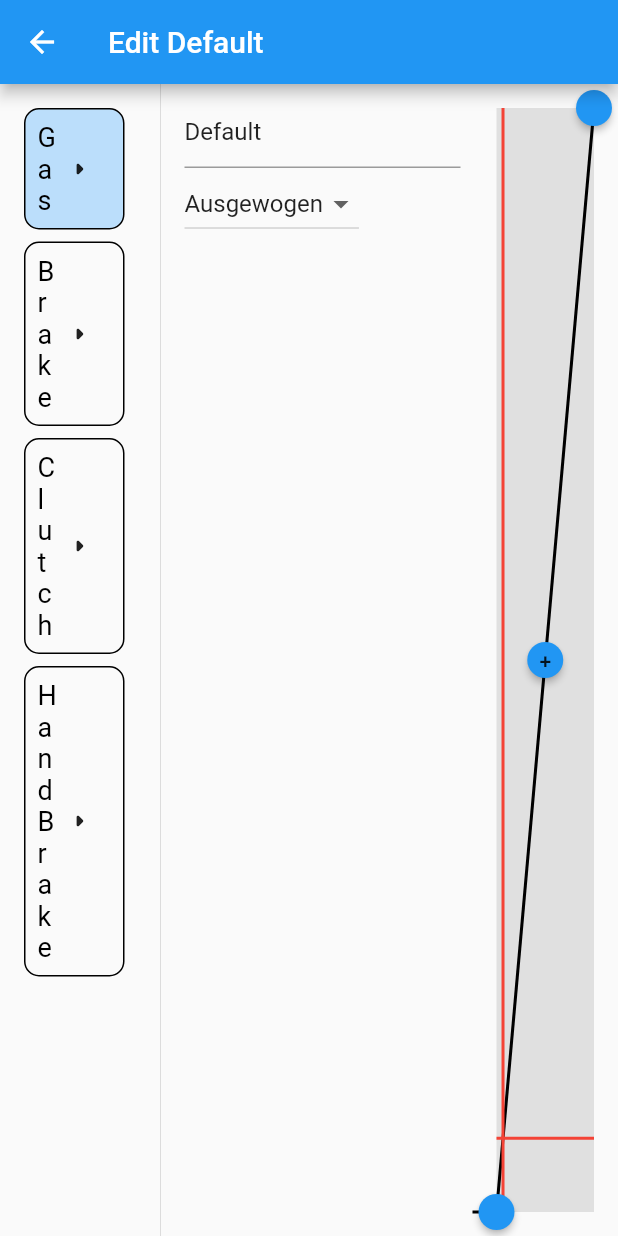
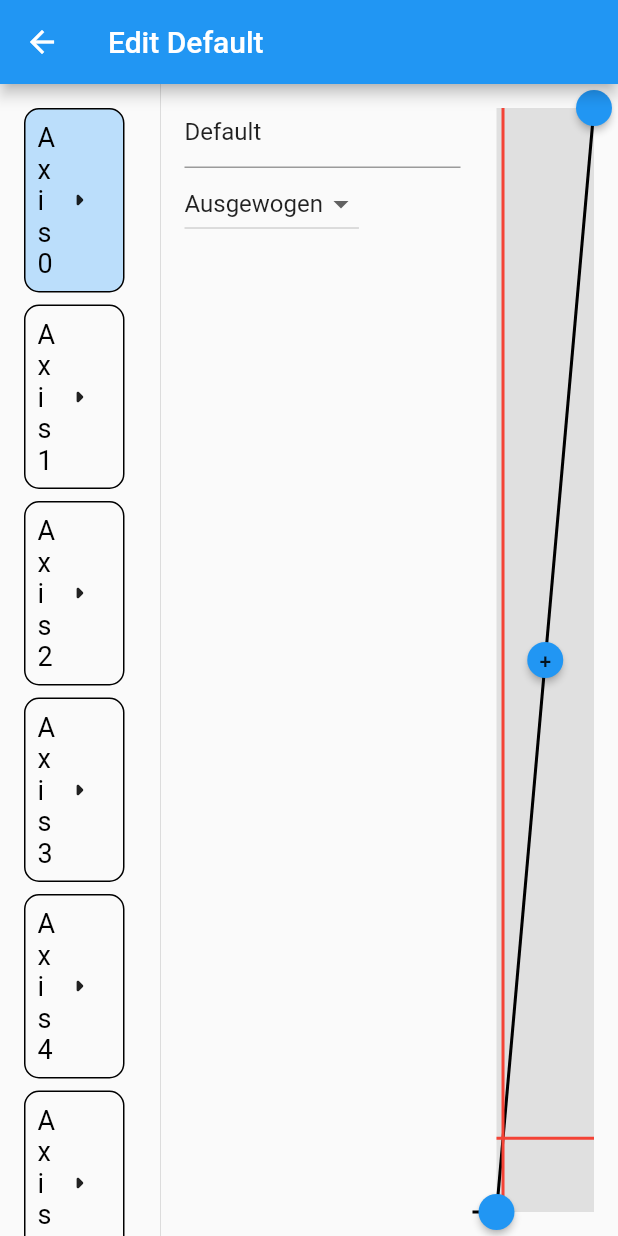
Before and after one commit to TobiasJacob/gcrdeviceconfigurator, a Flutter app: the screen it shows after launch, after a tap on the "arrow right" icon, on a phone screen of 412 x 824 dp. Run offline on Flutter 3.47's test engine with Material 2 defaults, Android fonts, the phone set to English and light mode, and no system bars; our stand-ins replace localstorage; missing offline and left inert: dartusbhid.

Commit message:
Switch to numerical axis

```diff
--- a/lib/data/axis.dart
+++ b/lib/data/axis.dart
@@ -11,13 +11,13 @@ enum Smoothing {
 }
 
 class ControllerAxis extends ChangeNotifier {
-  final String name;
+  final int index;
   final List<DataPoint> dataPoints;
   Smoothing smoothing;
 
   bool edited = false;
 
-  ControllerAxis(this.name, this.dataPoints, this.smoothing);
+  ControllerAxis(this.index, this.dataPoints, this.smoothing);
 
   static ControllerAxis of(context) {
     return Provider.of<ControllerAxis>(context);
@@ -29,14 +29,13 @@ class ControllerAxis extends ChangeNotifier {
   }
 
   static ControllerAxis fromJSON(Map<String, dynamic> axisData) {
-    String name = axisData["name"];
+    int index = axisData["index"];
     List<DataPoint> dataPoints = (axisData["dataPoints"] as List)
         .map((e) => DataPoint.fromJSON(e))
         .toList();
     Smoothing smoothing = Smoothing.values[axisData["smoothing"]];
-    double currentValue = 0.5;
 
-    return ControllerAxis(name, dataPoints, smoothing);
+    return ControllerAxis(index, dataPoints, smoothing);
   }
 
   double getY(double x) {
@@ -60,7 +59,7 @@ class ControllerAxis extends ChangeNotifier {
   Map<String, dynamic> toJSON() {
     final jsonDataPoints = dataPoints.map((dp) => dp.toJSON()).toList();
     return {
-      "name": name,
+      "index": index,
       "dataPoints": jsonDataPoints,
       "smoothing": smoothing.index
     };
--- a/lib/data/profile.dart
+++ b/lib/data/profile.dart
@@ -5,7 +5,7 @@ import 'axis.dart';
 
 class Profile extends ChangeNotifier {
   String name;
-  Map<String, ControllerAxis> axes;
+  List<ControllerAxis> axes;
   bool edited = false;
 
   Profile(this.name, this.axes);
@@ -15,31 +15,27 @@ class Profile extends ChangeNotifier {
   }
 
   static Profile empty(String name) {
-    return Profile(name, {
-      "GasAxis": ControllerAxis.empty("Gas"),
-      "BrakeAxis": ControllerAxis.empty("Brake"),
-      "ClutchAxis": ControllerAxis.empty("Clutch"),
-      "HandBrakeAxis": ControllerAxis.empty("HandBrake"),
-    });
+    return Profile(
+        name, [for (var i = 0; i < 10; i += 1) ControllerAxis.empty(i)]);
   }
 
   static Profile fromJSON(Map<String, dynamic> profileData) {
     String name = profileData["name"];
-    Map<String, ControllerAxis> axes = {};
+    List<ControllerAxis> axes = [];
     if (profileData.isEmpty) {
       return Profile.empty("Default");
     }
-    for (final k in profileData["axes"].keys) {
-      axes[k] = ControllerAxis.fromJSON(profileData["axes"][k]);
+    for (final a in profileData["axes"]) {
+      axes.add(ControllerAxis.fromJSON(a));
     }
     return Profile(name, axes);
   }
 
   Map<String, dynamic> toJSON() {
-    final jsonAxes = {};
+    final jsonAxes = [];
 
-    for (final k in axes.keys) {
-      jsonAxes[k] = axes[k]!.toJSON();
+    for (final a in axes) {
+      jsonAxes.add(a.toJSON());
     }
 
     return {"axes": jsonAxes, "name": name};
@@ -55,7 +51,7 @@ class Profile extends ChangeNotifier {
     if (edited) {
       return true;
     }
-    for (final axis in axes.values) {
+    for (final axis in axes) {
       if (axis.thisOrDependencyEdited()) {
         return true;
       }
@@ -64,7 +60,7 @@ class Profile extends ChangeNotifier {
   }
 
   void resetEdited() {
-    for (final axis in axes.values) {
+    for (final axis in axes) {
       axis.resetEdited();
     }
     edited = false;
--- a/lib/main_data_provider.dart
+++ b/lib/main_data_provider.dart
@@ -21,6 +21,7 @@ class MainDataProvider {
 
   Future<void> loadData() async {
     database = Database();
+    // Use await database.save(); here to reset to factory
     await database.load();
     languageSettings = await LanguageSettings.load();
     usbStatus = USBStatus();
--- a/lib/pages/profile_page.dart
+++ b/lib/pages/profile_page.dart
@@ -22,7 +22,7 @@ class _ProfilePageState extends State<ProfilePage> {
     super.initState();
     final profile = Provider.of<Profile>(context, listen: false);
 
-    axis = profile.axes.values.first;
+    axis = profile.axes[0];
   }
 
   @override
--- a/lib/ui/axis_list.dart
+++ b/lib/ui/axis_list.dart
@@ -2,7 +2,6 @@ import 'package:flutter/widgets.dart';
 import 'package:gcrdeviceconfigurator/ui/axis_tile.dart';
 
 import '../data/axis.dart';
-import '../data/database.dart';
 import '../data/profile.dart';
 
 class AxisList extends StatelessWidget {
@@ -14,14 +13,11 @@ class AxisList extends StatelessWidget {
   Widget build(BuildContext context) {
     final profile = Profile.of(context);
 
-    var axesKeys = profile.axes.keys.toList();
-
     return ListView.separated(
       padding: const EdgeInsets.all(16),
-      itemCount: axesKeys.length,
+      itemCount: profile.axes.length,
       itemBuilder: (BuildContext context, int index) {
-        return AxisTile(
-            axis: profile.axes[axesKeys[index]]!, onSelect: onSelect);
+        return AxisTile(axis: profile.axes[index], onSelect: onSelect);
       },
       separatorBuilder: (context, index) => const SizedBox(height: 8),
     );
--- a/lib/ui/axis_tile.dart
+++ b/lib/ui/axis_tile.dart
@@ -24,7 +24,7 @@ class AxisTile extends StatelessWidget {
       child: Row(
         children: [
           Expanded(
-              child: Text(axis.name,
+              child: Text("Axis ${axis.index}",
                   style: const TextStyle(color: Colors.black, fontSize: 18))),
           MaterialButton(
             onPressed: () {
```
